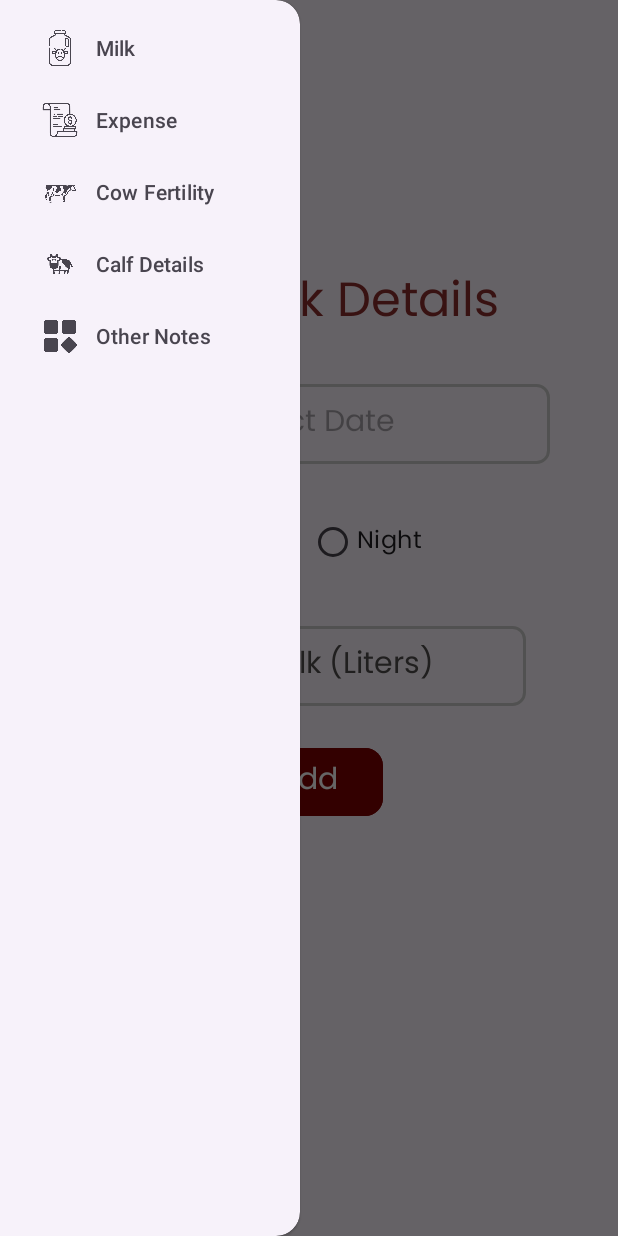
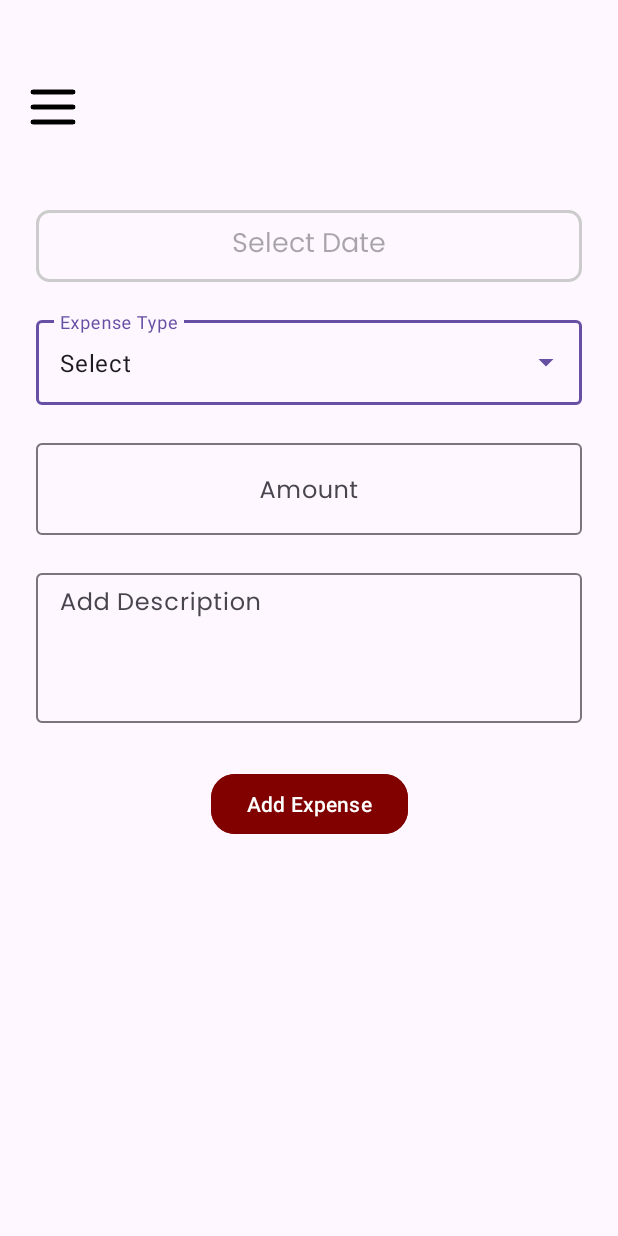
Before and after one commit to harshadkadam4/Advik_Farm_Android, an Android app: the screen it shows after launch (MainActivity), in the side drawer, after a tap on "Expense", on a phone screen of 412 x 824 dp. Run offline under Robolectric (Android 15) with nearby library versions, the phone set to English and light mode, and no system bars.

Commit message:
Expense DB Created

```diff
--- /dev/null
+++ b/app/src/main/java/com/example/advik_farm_2/ExpenseFragment.java
@@ -0,0 +1,149 @@
+package com.example.advik_farm_2;
+
+import android.app.DatePickerDialog;
+import android.os.Bundle;
+import android.view.LayoutInflater;
+import android.view.View;
+import android.view.ViewGroup;
+import android.widget.AdapterView;
+import android.widget.ArrayAdapter;
+import android.widget.AutoCompleteTextView;
+import android.widget.DatePicker;
+import android.widget.TextView;
+import android.widget.Toast;
+
+import androidx.fragment.app.Fragment;
+
+import com.google.android.material.button.MaterialButton;
+import com.google.android.material.textfield.TextInputEditText;
+
+import java.util.Calendar;
+
+public class ExpenseFragment extends Fragment {
+
+    private TextView date;
+    private TextInputEditText amount,description;
+    private MaterialButton add;
+    private AutoCompleteTextView select_expense;
+
+    private ExpenseDB expenseDB;
+
+    String exp_type="";
+
+    public ExpenseFragment(){
+        // Required empty public constructor
+    }
+
+    @Override
+    public void onResume() {
+        super.onResume();
+        //to keep the list full visible while switching between fragments
+        String[] list_options = getResources().getStringArray(R.array.list_options);
+        ArrayAdapter<String> arrayAdapter = new ArrayAdapter<>(requireContext(), R.layout.dropdown_list, list_options);
+        select_expense.setAdapter(arrayAdapter);
+    }
+
+
+    @Override
+    public View onCreateView(LayoutInflater inflater, ViewGroup container, Bundle savedInstanceSate)
+    {
+        View view = inflater.inflate(R.layout.expense,container,false);
+
+        date = view.findViewById(R.id.date);
+        amount = view.findViewById(R.id.amount);
+        description = view.findViewById(R.id.description);
+        add = view.findViewById(R.id.add);
+        select_expense = view.findViewById(R.id.select_expense);
+
+        date.setOnClickListener(new View.OnClickListener() {
+            @Override
+            public void onClick(View v) {
+                final Calendar calendar = Calendar.getInstance();
+
+                int year = calendar.get(Calendar.YEAR);
+                int month = calendar.get(Calendar.MONTH);
+                int day = calendar.get(Calendar.DAY_OF_MONTH);
+
+                DatePickerDialog datePickerDialog = new DatePickerDialog(
+                        getContext(),
+                        new DatePickerDialog.OnDateSetListener() {
+                            @Override
+                            public void onDateSet(DatePicker view, int year, int monthOfYear, int dayOfMonth) {
+                                date.setText(dayOfMonth+"/"+(monthOfYear+1)+"/"+year);
+                            }
+                        },year,month,day);
+
+                datePickerDialog.show();
+            }
+        });
+
+        select_expense.setOnItemClickListener(new AdapterView.OnItemClickListener() {
+            @Override
+            public void onItemClick(AdapterView<?> parent, View view, int position, long id) {
+                exp_type = parent.getItemAtPosition(position).toString();
+            }
+        });
+
+        add.setOnClickListener(new View.OnClickListener() {
+            @Override
+            public void onClick(View v) {
+                String selected_date = date.getText().toString();
+                String added_desc = description.getText().toString();
+                String entered_amount_str = amount.getText().toString();
+
+                if(added_desc.length() == 0)
+                {
+                    added_desc="NA";
+                }
+
+                if(validateDate(selected_date) && validateExpType(exp_type) && validateAmount(entered_amount_str) )
+                {
+                    int entered_amount = Integer.parseInt(entered_amount_str);
+                    expenseDB = new ExpenseDB(getContext());
+                    expenseDB.addExpense(selected_date, exp_type, entered_amount, added_desc);
+                    Toast.makeText(getContext(), "Expense Added", Toast.LENGTH_SHORT).show();
+                }
+            }
+        });
+
+        return view;
+    }
+
+    public boolean validateDate(String selected_date)
+    {
+        if(selected_date.length() == 0){
+            date.setError("Select Date");
+            return false;
+        }
+        else {
+            date.setError(null);
+            return true;
+        }
+    }
+
+
+    public boolean validateAmount(String entered_amount_str)
+    {
+        if(entered_amount_str.length() == 0){
+            amount.setError("Enter Amount");
+            return false;
+        }
+        else {
+            amount.setError(null);
+            return true;
+        }
+    }
+
+    public boolean validateExpType(String exp_type)
+    {
+        if(exp_type.length() == 0){
+            select_expense.setError("Select Expense Type");
+            return false;
+        }
+        else {
+            select_expense.setError(null);
+            return true;
+        }
+    }
+
+}
--- a/app/src/main/java/com/example/advik_farm_2/MainActivity.java
+++ b/app/src/main/java/com/example/advik_farm_2/MainActivity.java
@@ -33,6 +33,7 @@ public class MainActivity extends AppCompatActivity {
         mainRelLayout = findViewById(R.id.mainRelLayout);
 
         MilkAddFragment milkAddFragment = new MilkAddFragment();
+        ExpenseFragment expenseFragment = new ExpenseFragment();
 
         more.setOnClickListener(new View.OnClickListener() {
             @Override
@@ -55,6 +56,15 @@ public class MainActivity extends AppCompatActivity {
                     drawer_layout.closeDrawers();
                     return true;
                 }
+                else if(id == R.id.expense)
+                {
+                    getSupportFragmentManager()
+                            .beginTransaction()
+                            .replace(R.id.subRelLayout, expenseFragment)
+                            .commit();
+                    drawer_layout.closeDrawers();
+                    return true;
+                }
 
                 return false;
             }
--- /dev/null
+++ b/app/src/main/res/layout/expense.xml
@@ -0,0 +1,111 @@
+<?xml version="1.0" encoding="utf-8"?>
+<androidx.constraintlayout.widget.ConstraintLayout
+    xmlns:android="http://schemas.android.com/apk/res/android"
+    xmlns:app="http://schemas.android.com/apk/res-auto"
+    xmlns:tools="http://schemas.android.com/tools"
+    android:layout_width="match_parent"
+    android:layout_height="match_parent"
+    android:padding="24dp"
+    tools:context=".ExpenseFragment">
+
+    <!-- Date Selection -->
+
+    <!-- Expense Type Dropdown -->
+
+    <TextView
+        android:id="@+id/date"
+        android:layout_width="0dp"
+        android:layout_height="48dp"
+        android:layout_marginTop="116dp"
+        android:background="@drawable/bg_edittext"
+        android:clickable="true"
+        android:focusable="true"
+        android:fontFamily="@font/poppins_regular"
+        android:gravity="center"
+        android:padding="8dp"
+        android:hint="Select Date"
+        android:textColor="#000000"
+        android:textSize="18sp"
+        app:layout_constraintEnd_toEndOf="parent"
+        app:layout_constraintHorizontal_bias="0.0"
+        app:layout_constraintStart_toStartOf="parent"
+        app:layout_constraintTop_toTopOf="parent" />
+
+    <com.google.android.material.textfield.TextInputLayout
+        android:id="@+id/typeInputLayout"
+        style="@style/Widget.Material3.TextInputLayout.OutlinedBox.ExposedDropdownMenu"
+        android:layout_width="0dp"
+        android:layout_height="wrap_content"
+        android:layout_marginTop="20dp"
+        android:hint="Expense Type"
+        app:layout_constraintTop_toBottomOf="@id/date"
+        app:layout_constraintStart_toStartOf="parent"
+        app:layout_constraintEnd_toEndOf="parent">
+
+        <AutoCompleteTextView
+            android:id="@+id/select_expense"
+            android:layout_width="match_parent"
+            android:layout_height="wrap_content"
+            android:inputType="none"
+            android:text="Select" />
+    </com.google.android.material.textfield.TextInputLayout>
+
+    <!-- Amount Input -->
+    <com.google.android.material.textfield.TextInputLayout
+        android:id="@+id/amountInputLayout"
+        style="@style/Widget.Material3.TextInputLayout.OutlinedBox"
+        android:layout_width="0dp"
+        android:layout_height="wrap_content"
+        android:layout_marginTop="20dp"
+        android:hint="Amount"
+        app:layout_constraintTop_toBottomOf="@id/typeInputLayout"
+        app:layout_constraintStart_toStartOf="parent"
+        app:layout_constraintEnd_toEndOf="parent">
+
+        <com.google.android.material.textfield.TextInputEditText
+            android:id="@+id/amount"
+            android:layout_width="match_parent"
+            android:layout_height="wrap_content"
+            android:inputType="numberDecimal"
+            android:fontFamily="@font/poppins_regular"
+            android:gravity="center"/>
+    </com.google.android.material.textfield.TextInputLayout>
+
+    <!-- Description -->
+    <com.google.android.material.textfield.TextInputLayout
+        android:id="@+id/descriptionInputLayout"
+        style="@style/Widget.Material3.TextInputLayout.OutlinedBox"
+        android:layout_width="0dp"
+        android:layout_height="wrap_content"
+        android:layout_marginTop="20dp"
+        android:hint="Add Description"
+        app:layout_constraintTop_toBottomOf="@id/amountInputLayout"
+        app:layout_constraintStart_toStartOf="parent"
+        app:layout_constraintEnd_toEndOf="parent">
+
+        <com.google.android.material.textfield.TextInputEditText
+            android:id="@+id/description"
+            android:layout_width="match_parent"
+            android:layout_height="100dp"
+            android:inputType="textMultiLine"
+            android:gravity="top|start"
+            android:fontFamily="@font/poppins_regular"
+            android:overScrollMode="always"
+            android:padding="8dp" />
+    </com.google.android.material.textfield.TextInputLayout>
+
+    <!-- Add Button -->
+    <com.google.android.material.button.MaterialButton
+        android:id="@+id/add"
+        android:layout_width="wrap_content"
+        android:layout_height="wrap_content"
+        android:layout_marginTop="30dp"
+        android:backgroundTint="#810000"
+        android:text="Add Expense"
+        android:textAllCaps="false"
+        android:textColor="#FFFFFF"
+        app:cornerRadius="16dp"
+        app:layout_constraintTop_toBottomOf="@id/descriptionInputLayout"
+        app:layout_constraintStart_toStartOf="parent"
+        app:layout_constraintEnd_toEndOf="parent" />
+</androidx.constraintlayout.widget.ConstraintLayout>
--- a/app/src/main/res/values/strings.xml
+++ b/app/src/main/res/values/strings.xml
@@ -1,3 +1,9 @@
 <resources>
     <string name="app_name">Advik_Farm_2</string>
+
+    <string-array name="list_options">
+        <item>Medicine</item>
+        <item>Goli</item>
+        <item>Doctor</item>
+    </string-array>
 </resources>
```
Also changed, not shown: app/src/main/java/com/example/advik_farm_2/ExpenseDB.java (added, +43 -0 lines), app/src/main/res/layout/dropdown_list.xml (added, +11 -0 lines).
